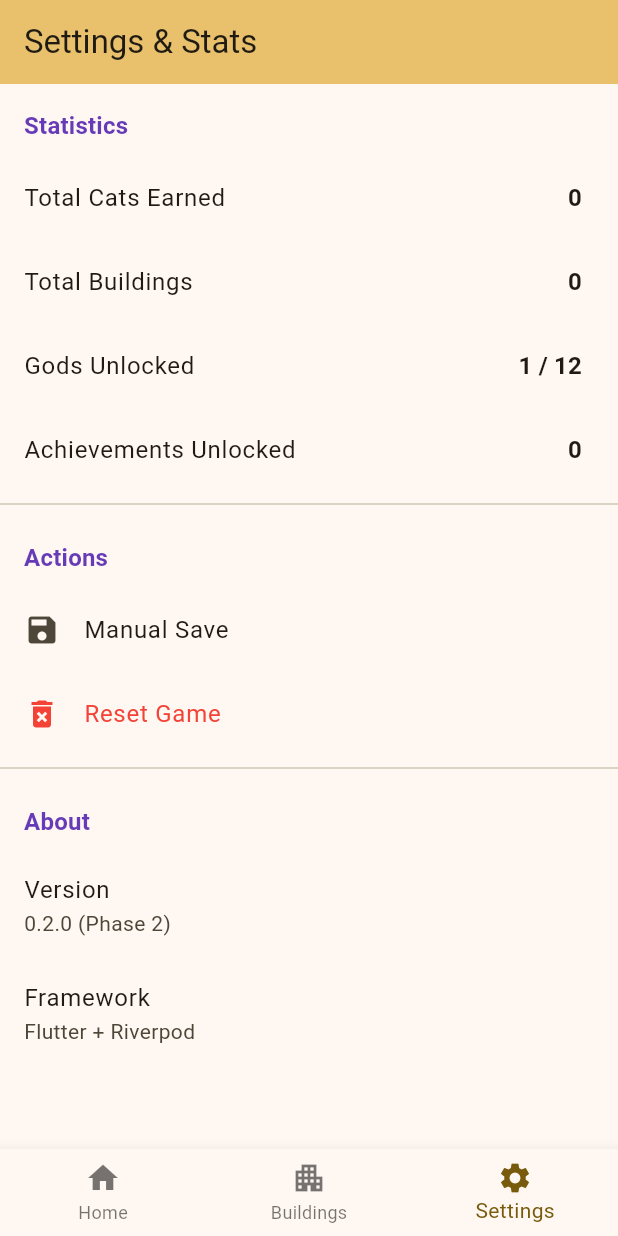
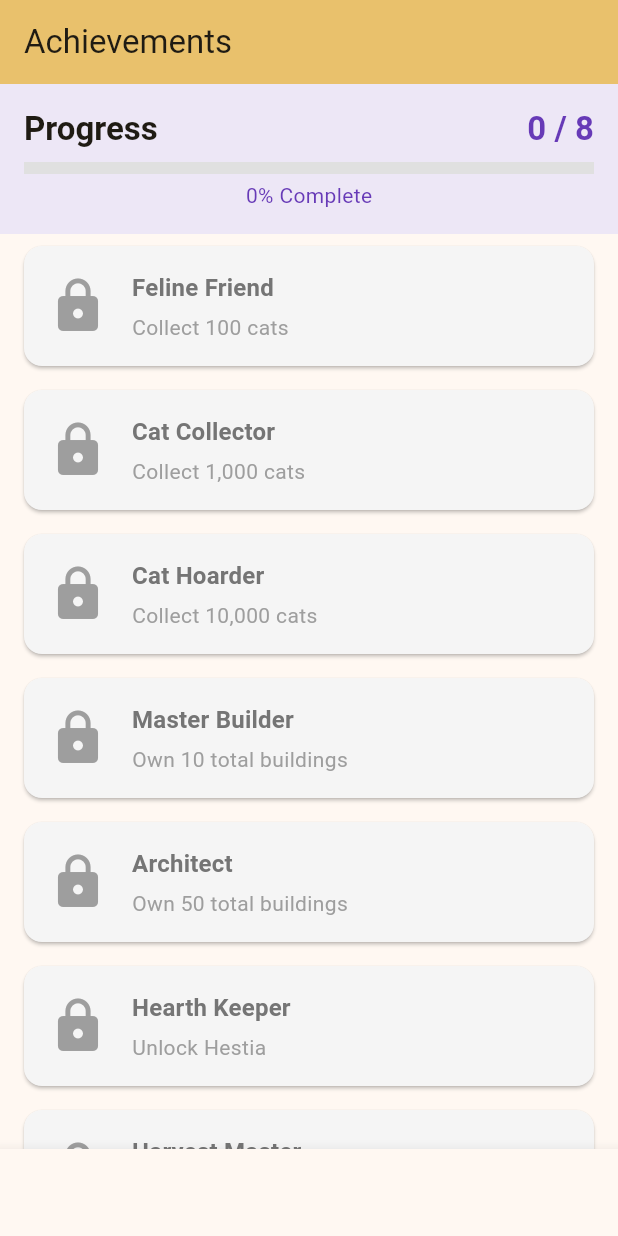
Before and after one commit to atkins/mythical-cats, a Flutter app: the screen it shows after launch, item 3 of the bottom bar chosen, on a phone screen of 412 x 824 dp. Run offline on Flutter 3.47's test engine with Material 3 defaults, Android fonts, the phone set to English and light mode, and no system bars; our stand-ins replace flutter_riverpod, shared_preferences.

Commit message:
feat: add achievements screen UI
- Display all achievements with unlock status
- Progress header showing completion percentage
- Visual distinction for locked vs unlocked
- Show bonus percentage for unlocked achievements
- Added as tab in bottom navigation

🤖 Generated with [Claude Code](https://claude.com/claude-code)

Co-Authored-By: Claude <noreply@anthropic.com>

```diff
--- /dev/null
+++ b/lib/screens/achievements_screen.dart
@@ -0,0 +1,105 @@
+import 'package:flutter/material.dart';
+import 'package:flutter_riverpod/flutter_riverpod.dart';
+import 'package:mythical_cats/providers/game_provider.dart';
+import 'package:mythical_cats/models/achievement_definitions.dart';
+import 'package:mythical_cats/widgets/achievement_card.dart';
+
+class AchievementsScreen extends ConsumerWidget {
+  const AchievementsScreen({super.key});
+
+  @override
+  Widget build(BuildContext context, WidgetRef ref) {
+    final gameState = ref.watch(gameProvider);
+    final achievements = AchievementDefinitions.all;
+
+    final unlockedCount = gameState.unlockedAchievements.length;
+    final totalCount = achievements.length;
+
+    return Scaffold(
+      appBar: AppBar(
+        title: const Text('Achievements'),
+        backgroundColor: Theme.of(context).colorScheme.inversePrimary,
+      ),
+      body: Column(
+        children: [
+          _ProgressHeader(
+            unlocked: unlockedCount,
+            total: totalCount,
+          ),
+          Expanded(
+            child: ListView.builder(
+              itemCount: achievements.length,
+              itemBuilder: (context, index) {
+                final achievement = achievements[index];
+                final isUnlocked = gameState.hasUnlockedAchievement(
+                  achievement.id,
+                );
+
+                return AchievementCard(
+                  achievement: achievement,
+                  isUnlocked: isUnlocked,
+                );
+              },
+            ),
+          ),
+        ],
+      ),
+    );
+  }
+}
+
+class _ProgressHeader extends StatelessWidget {
+  final int unlocked;
+  final int total;
+
+  const _ProgressHeader({
+    required this.unlocked,
+    required this.total,
+  });
+
+  @override
+  Widget build(BuildContext context) {
+    final progress = unlocked / total;
+
+    return Container(
+      padding: const EdgeInsets.all(16),
+      color: Colors.deepPurple.shade50,
+      child: Column(
+        children: [
+          Row(
+            mainAxisAlignment: MainAxisAlignment.spaceBetween,
+            children: [
+              Text(
+                'Progress',
+                style: Theme.of(context).textTheme.titleLarge?.copyWith(
+                  fontWeight: FontWeight.bold,
+                ),
+              ),
+              Text(
+                '$unlocked / $total',
+                style: Theme.of(context).textTheme.titleLarge?.copyWith(
+                  fontWeight: FontWeight.bold,
+                  color: Colors.deepPurple,
+                ),
+              ),
+            ],
+          ),
+          const SizedBox(height: 8),
+          LinearProgressIndicator(
+            value: progress,
+            backgroundColor: Colors.grey.shade300,
+            valueColor: const AlwaysStoppedAnimation<Color>(Colors.deepPurple),
+            minHeight: 8,
+          ),
+          const SizedBox(height: 4),
+          Text(
+            '${(progress * 100).toStringAsFixed(0)}% Complete',
+            style: Theme.of(context).textTheme.bodyMedium?.copyWith(
+              color: Colors.deepPurple,
+            ),
+          ),
+        ],
+      ),
+    );
+  }
+}
--- a/lib/screens/home_screen.dart
+++ b/lib/screens/home_screen.dart
@@ -4,6 +4,7 @@ import 'package:mythical_cats/providers/game_provider.dart';
 import 'package:mythical_cats/models/resource_type.dart';
 import 'package:mythical_cats/utils/number_formatter.dart';
 import 'package:mythical_cats/screens/buildings_screen.dart';
+import 'package:mythical_cats/screens/achievements_screen.dart';
 import 'package:mythical_cats/screens/settings_screen.dart';
 
 class HomeScreen extends ConsumerStatefulWidget {
@@ -21,6 +22,7 @@ class _HomeScreenState extends ConsumerState<HomeScreen> {
     final screens = [
       const _HomeTab(),
       const BuildingsScreen(),
+      const AchievementsScreen(),
       const SettingsScreen(),
     ];
 
@@ -37,6 +39,10 @@ class _HomeScreenState extends ConsumerState<HomeScreen> {
           BottomNavigationBarItem(
             icon: Icon(Icons.apartment),
             label: 'Buildings',
+          ),
+          BottomNavigationBarItem(
+            icon: Icon(Icons.emoji_events),
+            label: 'Achievements',
           ),
           BottomNavigationBarItem(
             icon: Icon(Icons.settings),
--- /dev/null
+++ b/lib/widgets/achievement_card.dart
@@ -0,0 +1,66 @@
+import 'package:flutter/material.dart';
+import 'package:mythical_cats/models/achievement.dart';
+
+class AchievementCard extends StatelessWidget {
+  final Achievement achievement;
+  final bool isUnlocked;
+
+  const AchievementCard({
+    super.key,
+    required this.achievement,
+    required this.isUnlocked,
+  });
+
+  @override
+  Widget build(BuildContext context) {
+    return Card(
+      margin: const EdgeInsets.symmetric(horizontal: 16, vertical: 8),
+      color: isUnlocked ? Colors.amber.shade50 : Colors.grey.shade100,
+      elevation: isUnlocked ? 4 : 1,
+      child: Padding(
+        padding: const EdgeInsets.all(16),
+        child: Row(
+          children: [
+            Icon(
+              isUnlocked ? Icons.emoji_events : Icons.lock,
+              size: 40,
+              color: isUnlocked ? Colors.amber.shade700 : Colors.grey,
+            ),
+            const SizedBox(width: 16),
+            Expanded(
+              child: Column(
+                crossAxisAlignment: CrossAxisAlignment.start,
+                children: [
+                  Text(
+                    achievement.name,
+                    style: Theme.of(context).textTheme.titleMedium?.copyWith(
+                      fontWeight: FontWeight.bold,
+                      color: isUnlocked ? Colors.black : Colors.grey.shade600,
+                    ),
+                  ),
+                  const SizedBox(height: 4),
+                  Text(
+                    achievement.description,
+                    style: Theme.of(context).textTheme.bodyMedium?.copyWith(
+                      color: isUnlocked ? Colors.grey.shade700 : Colors.grey.shade500,
+                    ),
+                  ),
+                  if (isUnlocked) ...[
+                    const SizedBox(height: 4),
+                    Text(
+                      '+${achievement.bonusPercent}% production',
+                      style: Theme.of(context).textTheme.bodySmall?.copyWith(
+                        color: Colors.green.shade700,
+                        fontWeight: FontWeight.bold,
+                      ),
+                    ),
+                  ],
+                ],
+              ),
+            ),
+          ],
+        ),
+      ),
+    );
+  }
+}
```
